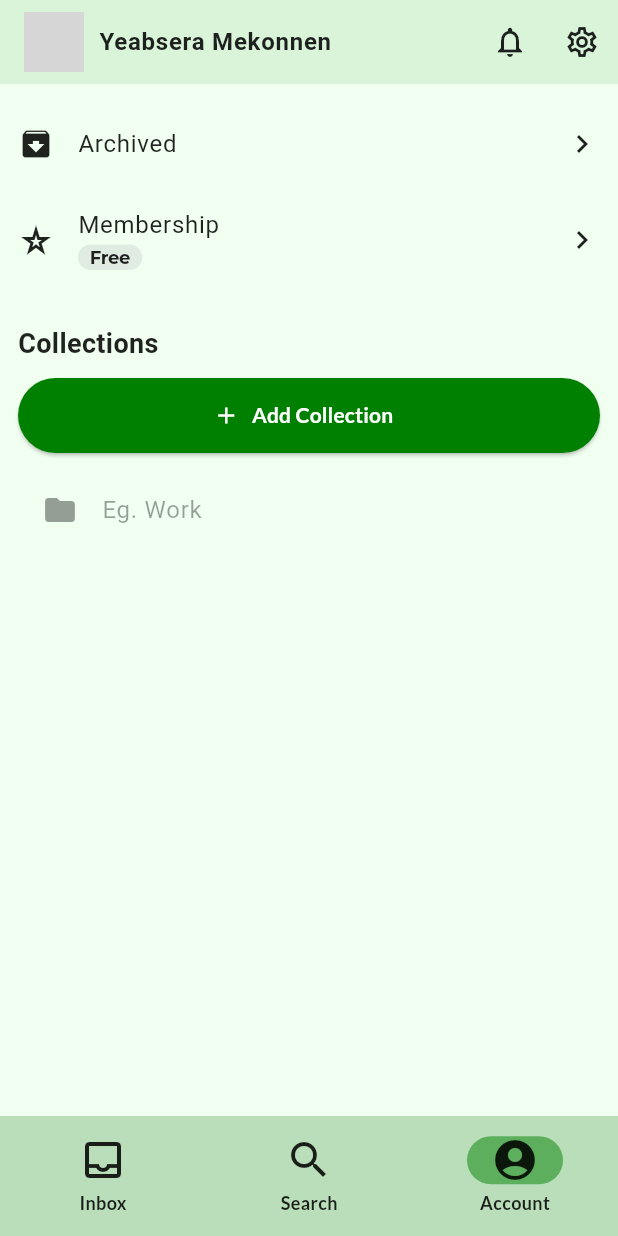
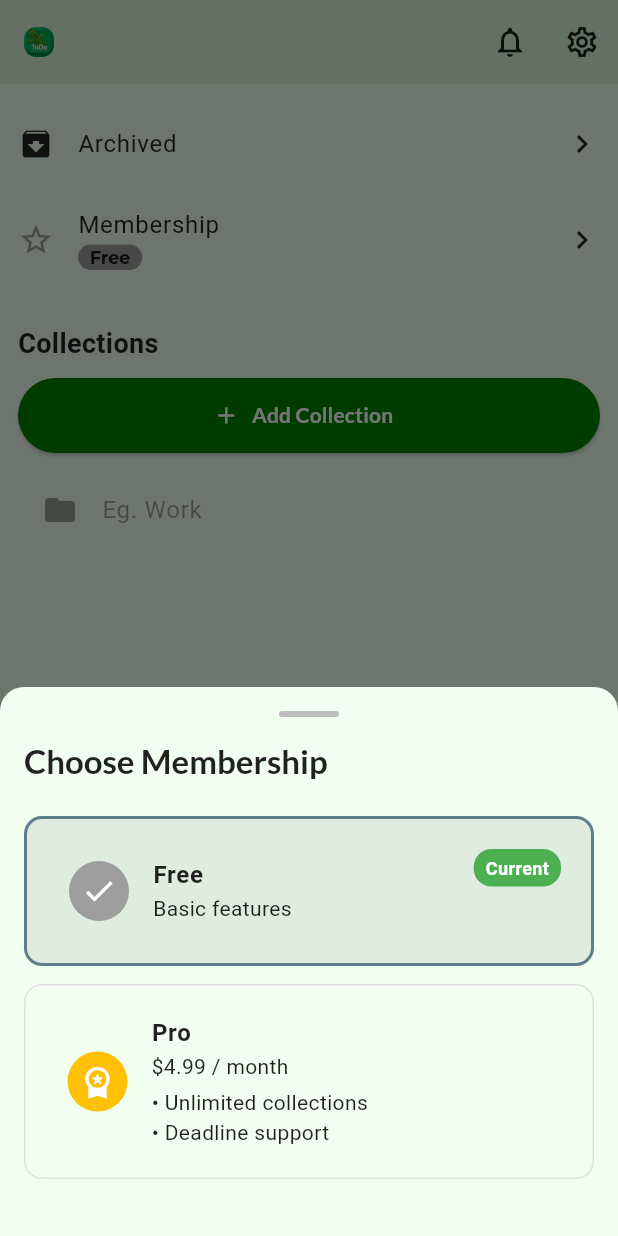
Before and after one commit to mpoint1920-lang/flutter-test-task, a Flutter app: the screen it shows after launch, item 3 of the bottom bar chosen, after a tap on "Membership", on a phone screen of 412 x 824 dp. Run offline on Flutter 3.47's test engine with Material 3 defaults, Android fonts, the phone set to English and light mode, and no system bars; our stand-ins replace cached_network_image, flutter_slidable, flutter_svg, get, get_storage, google_fonts and 2 more; network calls fail; project files that could hold a hidden picture were left out; grey boxes are pictures that could not be loaded.

Commit message:
Add account management features: implement Account model, storage service methods for account info, and integrate with UI components

```diff
--- /dev/null
+++ b/lib/controllers/account_controller.dart
@@ -0,0 +1,163 @@
+import 'package:flutter/material.dart';
+import 'package:get/get.dart';
+import 'package:todo_test_task/services/storage_service.dart';
+import '../models/account.dart';
+
+class AccountController extends GetxController {
+  AccountController({required this.storageService});
+
+  final StorageService storageService;
+
+  @override
+  void onInit() {
+    super.onInit();
+    accountInfo.value = storageService.getAccount();
+  }
+
+  final Rx<Account?> accountInfo = Rx<Account?>(
+    Account(
+      id: 1,
+      name: 'Yeabsera Mekonnen',
+      profilePic: 'https://avatars.githubusercontent.com/u/88554326?v=4',
+      createdAt: DateTime.now(),
+    ),
+  );
+
+  bool get isPro => accountInfo.value?.membership == Membership.pro;
+
+  /// Update membership
+  Future<void> updateMembership(Membership membership) async {
+    final current = accountInfo.value;
+    if (current != null) {
+      accountInfo.value = current.copyWith(membership: membership);
+      await storageService.saveAccount(accountInfo.value!);
+    }
+  }
+
+  void openSubscriptionSheet() {
+    Get.bottomSheet(
+      Container(
+        padding: const EdgeInsets.all(16),
+        decoration: BoxDecoration(
+          color: Get.theme.scaffoldBackgroundColor,
+          borderRadius: const BorderRadius.only(
+            topLeft: Radius.circular(16),
+            topRight: Radius.circular(16),
+          ),
+        ),
+        child: Column(
+          mainAxisSize: MainAxisSize.min,
+          crossAxisAlignment: CrossAxisAlignment.start,
+          children: [
+            // Grab handle
+            Center(
+              child: Container(
+                width: 40,
+                height: 4,
+                margin: const EdgeInsets.only(bottom: 16),
+                decoration: BoxDecoration(
+                  color: Colors.grey[400],
+                  borderRadius: BorderRadius.circular(2),
+                ),
+              ),
+            ),
+            Text(
+              'Choose Membership',
+              style: Get.textTheme.titleLarge
+                  ?.copyWith(fontWeight: FontWeight.bold),
+            ),
+            const SizedBox(height: 16),
+            Obx(() {
+              final currentMembership =
+                  accountInfo.value?.membership ?? Membership.free;
+
+              return Column(
+                children: Membership.values.map((membership) {
+                  final isSelected = currentMembership == membership;
+                  final isPro = membership == Membership.pro;
+
+                  return Container(
+                    margin: const EdgeInsets.symmetric(vertical: 6),
+                    padding: const EdgeInsets.all(12),
+                    decoration: BoxDecoration(
+                      color: isSelected
+                          ? (isPro
+                              ? Colors.amber.withOpacity(0.2)
+                              : Colors.grey.withOpacity(0.2))
+                          : Colors.transparent,
+                      borderRadius: BorderRadius.circular(12),
+                      border: Border.all(
+                        color: isSelected
+                            ? (isPro ? Colors.amber : Colors.blueGrey)
+                            : Colors.grey.shade300,
+                        width: isSelected ? 2 : 1,
+                      ),
+                    ),
+                    child: Stack(
+                      children: [
+                        ListTile(
+                          leading: CircleAvatar(
+                            backgroundColor: membership.color,
+                            child: isSelected
+                                ? const Icon(Icons.check, color: Colors.white)
+                                : Icon(
+                                    isPro
+                                        ? Icons.workspace_premium
+                                        : Icons.star_border,
+                                    color: Colors.white),
+                          ),
+                          title: Text(
+                            membership.label,
+                            style: const TextStyle(fontWeight: FontWeight.bold),
+                          ),
+                          subtitle: isPro
+                              ? const Column(
+                                  crossAxisAlignment: CrossAxisAlignment.start,
+                                  children: [
+                                    Text('\$4.99 / month'),
+                                    SizedBox(height: 4),
+                                    Text('• Unlimited collections'),
+                                    Text('• Deadline support'),
+                                  ],
+                                )
+                              : const Text('Basic features'),
+                          onTap: () {
+                            updateMembership(membership);
+                            Get.back();
+                          },
+                        ),
+                        if (isSelected)
+                          Positioned(
+                            top: 8,
+                            right: 8,
+                            child: Container(
+                              padding: const EdgeInsets.symmetric(
+                                  horizontal: 8, vertical: 4),
+                              decoration: BoxDecoration(
+                                color: Colors.green,
+                                borderRadius: BorderRadius.circular(12),
+                              ),
+                              child: const Text(
+                                'Current',
+                                style: TextStyle(
+                                  color: Colors.white,
+                                  fontSize: 12,
+                                  fontWeight: FontWeight.bold,
+                                ),
+                              ),
+                            ),
+                          ),
+                      ],
+                    ),
+                  );
+                }).toList(),
+              );
+            }),
+            const SizedBox(height: 16),
+          ],
+        ),
+      ),
+      isScrollControlled: true,
+    );
+  }
+}
--- a/lib/controllers/bindings.dart
+++ b/lib/controllers/bindings.dart
@@ -24,7 +24,7 @@
         },
       ),
     );
-    Get.lazyPut<StorageService>(() => StorageService());
+
     Get.lazyPut<TodoService>(() => TodoService(apiService: Get.find()));
     Get.lazyPut<TodoController>(
       () => TodoController(
--- a/lib/main.dart
+++ b/lib/main.dart
@@ -1,7 +1,9 @@
 import 'package:flutter/material.dart';
 import 'package:get/get.dart';
 import 'package:get_storage/get_storage.dart';
+import 'package:todo_test_task/controllers/account_controller.dart';
 import 'package:todo_test_task/controllers/ui_controller.dart';
+import 'package:todo_test_task/services/storage_service.dart';
 import 'package:todo_test_task/theme/theme.dart';
 import 'routes.dart';
 
@@ -10,6 +12,8 @@
 
   await GetStorage.init();
   Get.put(UiController());
+  Get.put(StorageService());
+  Get.put(AccountController(storageService: Get.find()));
 
   runApp(const TodoTestApp());
 }
--- /dev/null
+++ b/lib/models/account.dart
@@ -0,0 +1,101 @@
+import 'package:flutter/material.dart';
+import 'package:todo_test_task/theme/color_palettes.dart';
+
+enum Membership {
+  free,
+  pro,
+}
+
+extension MembershipX on Membership {
+  String get label {
+    switch (this) {
+      case Membership.free:
+        return 'Free';
+      case Membership.pro:
+        return 'Pro';
+    }
+  }
+
+  Color get color {
+    switch (this) {
+      case Membership.free:
+        return Colors.grey;
+      case Membership.pro:
+        return ColorPalettes.premiumColor;
+    }
+  }
+
+  IconData get icon {
+    switch (this) {
+      case Membership.free:
+        return Icons.star_border;
+      case Membership.pro:
+        return Icons.workspace_premium;
+    }
+  }
+
+  // Optional: badge background color (lighter variant)
+  Color get backgroundColor {
+    switch (this) {
+      case Membership.free:
+        return Colors.grey.shade200;
+      case Membership.pro:
+        return Colors.amber.shade100;
+    }
+  }
+}
+
+class Account {
+  final int id;
+  final String name;
+  final String? profilePic;
+  final Membership membership;
+  final DateTime createdAt;
+
+  const Account({
+    required this.id,
+    required this.name,
+    this.profilePic,
+    this.membership = Membership.free,
+    required this.createdAt,
+  });
+
+  Account copyWith({
+    int? id,
+    String? name,
+    String? profilePic,
+    Membership? membership,
+    DateTime? createdAt,
+  }) {
+    return Account(
+      id: id ?? this.id,
+      name: name ?? this.name,
+      profilePic: profilePic ?? this.profilePic,
+      membership: membership ?? this.membership,
+      createdAt: createdAt ?? this.createdAt,
+    );
+  }
+
+  factory Account.fromJson(Map<String, dynamic> json) {
+    return Account(
+      id: json['id'] as int,
+      name: json['name'] as String,
+      profilePic: json['profilePic'] as String?,
+      membership: Membership.values.firstWhere(
+        (e) => e.toString() == 'Membership.${json['membership']}',
+        orElse: () => Membership.free,
+      ),
+      createdAt: DateTime.parse(json['createdAt'] as String),
+    );
+  }
+
+  Map<String, dynamic> toJson() {
+    return {
+      'id': id,
+      'name': name,
+      'profilePic': profilePic,
+      'membership': membership.name,
+      'createdAt': createdAt.toIso8601String(),
+    };
+  }
+}
--- a/lib/services/storage_service.dart
+++ b/lib/services/storage_service.dart
@@ -1,19 +1,19 @@
 import 'package:get_storage/get_storage.dart';
 import '../models/todo.dart';
+import '../models/account.dart';
 
 class StorageService {
   final GetStorage _box = GetStorage();
 
-  // Save a list of lists to local storage
+  /// Save a list of string items under a key
   Future<void> saveList({
     required String key,
     required List<String> items,
   }) async {
-    final List<String> data = items.map((todo) => todo).toList();
-    await _box.write(key, data);
+    await _box.write(key, items);
   }
 
-  // Retrieve a list of lists from local storage
+  /// Retrieve a list of string items from a key
   List<String> getLists({
     required String key,
   }) {
@@ -24,17 +24,16 @@
     return [];
   }
 
-  // Save a list of todos to local storage
+  /// Save a list of Todo objects
   Future<void> saveTodos({
     required String key,
     required List<Todo> todos,
   }) async {
-    final List<Map<String, dynamic>> data =
-        todos.map((todo) => todo.toJson()).toList();
+    final data = todos.map((todo) => todo.toJson()).toList();
     await _box.write(key, data);
   }
 
-  // Retrieve a list of todos from local storage
+  /// Retrieve a list of Todo objects
   List<Todo> getTodos({
     required String key,
   }) {
@@ -46,4 +45,23 @@
     }
     return [];
   }
+
+  /// Save account info
+  Future<void> saveAccount(Account account) async {
+    await _box.write('account_info', account.toJson());
+  }
+
+  /// Retrieve account info
+  Account? getAccount() {
+    final data = _box.read<Map<String, dynamic>>('account_info');
+    if (data != null) {
+      return Account.fromJson(data);
+    }
+    return null;
+  }
+
+  /// Clear account info (optional)
+  Future<void> clearAccount() async {
+    await _box.remove('account_info');
+  }
 }
--- a/lib/theme/color_palettes.dart
+++ b/lib/theme/color_palettes.dart
@@ -24,4 +24,5 @@
   static const Color disabledColor = Color.fromARGB(255, 185, 187, 189);
 
   static const Color errorColor = Color(0xFFB00020);
+  static const Color premiumColor = Colors.amber;
 }
--- a/lib/views/account/account_page.dart
+++ b/lib/views/account/account_page.dart
@@ -1,9 +1,12 @@
 import 'package:flutter/material.dart';
 import 'package:get/get.dart';
+import 'package:todo_test_task/controllers/account_controller.dart';
 import 'package:todo_test_task/controllers/todo_controller.dart';
 import 'package:todo_test_task/helpers/ui_helpers.dart';
+import 'package:todo_test_task/models/account.dart';
 import 'package:todo_test_task/routes.dart';
 import 'package:todo_test_task/theme/color_palettes.dart';
+import 'package:todo_test_task/widgets/app_network_image.dart';
 import 'package:todo_test_task/widgets/widgets.dart';
 
 class AccountPage extends StatelessWidget {
@@ -14,27 +17,27 @@
     final theme = Theme.of(context);
     final colorScheme = theme.colorScheme;
 
+    final accountCtrl = Get.find<AccountController>();
     final todoCtrl = Get.find<TodoController>();
 
     return Scaffold(
       appBar: AppBar(
-        title: Row(
+        title: Obx(() => Row(
               children: [
-            const CircleAvatar(
-              radius: 20,
-              backgroundImage: NetworkImage(
-                'https://avatars.githubusercontent.com/u/88554326?v=4',
-              ),
+                CachedImage(
+                  width: 20,
+                  height: 20,
+                  url: accountCtrl.accountInfo.value?.profilePic,
                 ),
                 const SizedBox(width: 10),
                 Text(
-              'Yeabsera Mekonnen',
+                  accountCtrl.accountInfo.value?.name ?? '',
                   style: Theme.of(context).textTheme.bodyLarge!.copyWith(
                         fontWeight: FontWeight.bold,
                       ),
                 ),
               ],
-        ),
+            )),
         actions: [
           IconButton(
             icon: const Icon(Icons.notifications_outlined),
@@ -64,19 +67,27 @@
               },
               trailing: const Icon(Icons.chevron_right),
             ),
-            ListTile(
+            Obx(
+              () {
+                final membership = accountCtrl.accountInfo.value?.membership ??
+                    Membership.free;
+                return ListTile(
                   contentPadding: EdgeInsets.zero,
-              leading: const Icon(Icons.star_border_purple500),
+                  leading: Icon(
+                    membership.icon,
+                    color: membership.color,
+                  ),
                   title: const Text('Membership'),
-              subtitle: const AppChip(
-                title: 'Free',
-                bgColor: ColorPalettes.disabledColor,
+                  subtitle: AppChip(
+                    title: membership.label,
+                    bgColor: membership.color,
                   ),
-              onTap: () {
-                // Open bottomsheet for membership
+                  onTap: () => accountCtrl.openSubscriptionSheet(),
+                  trailing: const Icon(Icons.chevron_right),
+                );
               },
-              trailing: const Icon(Icons.chevron_right),
             ),
+
             const SizedBox(height: 20),
             const Text(
               'Collections',
--- a/lib/widgets/app_chip.dart
+++ b/lib/widgets/app_chip.dart
@@ -20,7 +20,7 @@
           onTap: onTap,
           child: Container(
             decoration: BoxDecoration(
-              color: bgColor?.withValues(alpha: 0.3),
+              color: bgColor,
               borderRadius: BorderRadius.circular(12),
             ),
             child: Padding(
--- /dev/null
+++ b/lib/widgets/app_network_image.dart
@@ -0,0 +1,48 @@
+import 'package:cached_network_image/cached_network_image.dart';
+import 'package:flutter/material.dart';
+
+class CachedImage extends StatelessWidget {
+  final String? url;
+  final double? width;
+  final double? height;
+  final double borderRadius;
+  final BoxFit fit;
+
+  const CachedImage({
+    super.key,
+    required this.url,
+    this.width,
+    this.height,
+    this.borderRadius = 8.0,
+    this.fit = BoxFit.cover,
+  });
+
+  @override
+  Widget build(BuildContext context) {
+    final placeholder = Image.asset(
+      'assets/logo_placeholder.png',
+      width: width,
+      height: height,
+      fit: fit,
+    );
+
+    if (url == null || url!.isEmpty) {
+      return ClipRRect(
+        borderRadius: BorderRadius.circular(borderRadius),
+        child: placeholder,
+      );
+    }
+
+    return ClipRRect(
+      borderRadius: BorderRadius.circular(borderRadius),
+      child: CachedNetworkImage(
+        imageUrl: url!,
+        width: width,
+        height: height,
+        fit: fit,
+        placeholder: (_, __) => placeholder,
+        errorWidget: (_, __, ___) => placeholder,
+      ),
+    );
+  }
+}
--- /dev/null
+++ b/lib/widgets/pro_feature_wrapper.dart
@@ -0,0 +1,45 @@
+import 'package:flutter/material.dart';
+import 'package:get/get.dart';
+import 'package:todo_test_task/controllers/account_controller.dart';
+import 'package:todo_test_task/models/account.dart';
+
+class ProFeatureWrapper extends GetView<AccountController> {
+  const ProFeatureWrapper({
+    required this.child,
+    super.key,
+  });
+
+  final Widget child;
+
+  @override
+  Widget build(BuildContext context) {
+    if (controller.isPro) return child;
+    return Stack(
+      clipBehavior: Clip.none,
+      children: [
+        Row(
+          children: [
+            Expanded(child: child),
+          ],
+        ),
+        Positioned(
+          top: -5,
+          right: -5,
+          child: Container(
+            decoration: BoxDecoration(
+              color: Membership.pro.color,
+              borderRadius: BorderRadius.circular(100),
+            ),
+            child: Padding(
+              padding: const EdgeInsets.all(2.0),
+              child: Icon(
+                Membership.pro.icon,
+                // color: Membership.pro.color,
+              ),
+            ),
+          ),
+        )
+      ],
+    );
+  }
+}
--- a/lib/widgets/todo_detail_sheet.dart
+++ b/lib/widgets/todo_detail_sheet.dart
@@ -2,10 +2,14 @@
 import 'package:flutter_slidable/flutter_slidable.dart';
 import 'package:get/get.dart';
 import 'package:todo_test_task/common/common.dart';
+import 'package:todo_test_task/controllers/account_controller.dart';
 import 'package:todo_test_task/controllers/todo_controller.dart';
 import 'package:todo_test_task/helpers/helpers.dart';
+import 'package:todo_test_task/models/account.dart';
 import 'package:todo_test_task/models/todo.dart';
 import 'package:todo_test_task/theme/color_palettes.dart';
+import 'package:todo_test_task/widgets/pro_feature_wrapper.dart';
+import 'package:todo_test_task/widgets/widgets.dart';
 
 class TodoDetailSheet extends StatelessWidget {
   const TodoDetailSheet({super.key, required this.todoId});
@@ -14,6 +18,7 @@
   @override
   Widget build(BuildContext context) {
     final TodoController controller = Get.find<TodoController>();
+    final accountCtrl = Get.find<AccountController>();
 
     final theme = Theme.of(context);
     final colorScheme = theme.colorScheme;
@@ -103,43 +108,9 @@
                 const SizedBox(height: 16),
 
                 // Deadline Picker
+
                 Row(
                   children: [
-                    Expanded(
-                      child: TextButton.icon(
-                        style: ButtonStyle(
-                          backgroundColor: MaterialStateProperty.all(
-                              Colors.red.shade100), // reddish background
-                          foregroundColor:
-                              MaterialStateProperty.all(Colors.red.shade800),
-                          shape: MaterialStateProperty.all(
-                            RoundedRectangleBorder(
-                              borderRadius: BorderRadius.circular(8),
-                            ),
-                          ),
-                        ),
-                        icon: const Icon(Icons.calendar_today),
-                        onPressed: () async {
-                          final picked = await showDatePicker(
-                            context: context,
-                            initialDate: todo.deadline ?? DateTime.now(),
-                            firstDate:
-                                DateTime.now().add(const Duration(minutes: 1)),
-                            lastDate: DateTime(2100),
-                          );
-                          if (picked != null) {
-                            controller.updateDeadline(todo.id, picked);
-                          }
-                        },
-                        label: Text(
-                          todo.deadline != null
-                              ? 'Deadline: ${todo.deadline!.toLocal().toString().split(' ')[0]}'
-                              : 'Set Deadline',
-                          overflow: TextOverflow.ellipsis,
-                        ),
-                      ),
-                    ),
-                    const SizedBox(width: 8),
                     Expanded(
                       child: TextButton.icon(
                         style: ButtonStyle(
@@ -184,6 +155,48 @@
                             ),
                           );
                         },
+                      ),
+                    ),
+                    const SizedBox(width: 8),
+                    Expanded(
+                      child: ProFeatureWrapper(
+                        child: TextButton.icon(
+                          style: ButtonStyle(
+                            backgroundColor: MaterialStateProperty.all(
+                                Colors.red.shade100), // reddish background
+                            foregroundColor:
+                                MaterialStateProperty.all(Colors.red.shade800),
+                            shape: MaterialStateProperty.all(
+                              RoundedRectangleBorder(
+                                borderRadius: BorderRadius.circular(8),
+                              ),
+                            ),
+                          ),
+                          icon: const Icon(Icons.calendar_today),
+                          onPressed: () async {
+                            if (!accountCtrl.isPro) {
+                              accountCtrl.openSubscriptionSheet();
+                              return;
+                            }
+
+                            final picked = await showDatePicker(
+                              context: context,
+                              initialDate: todo.deadline ?? DateTime.now(),
+                              firstDate: DateTime.now()
+                                  .add(const Duration(minutes: 1)),
+                              lastDate: DateTime(2100),
+                            );
+                            if (picked != null) {
+                              controller.updateDeadline(todo.id, picked);
+                            }
+                          },
+                          label: Text(
+                            todo.deadline != null
+                                ? 'Deadline: ${todo.deadline!.toLocal().toString().split(' ')[0]}'
+                                : 'Set Deadline',
+                            overflow: TextOverflow.ellipsis,
+                          ),
+                        ),
                       ),
                     ),
                   ],
--- a/pubspec.yaml
+++ b/pubspec.yaml
@@ -21,6 +21,7 @@
   get_storage: ^2.1.1
   flutter_slidable: ^4.0.0
   intl: ^0.20.2
+  cached_network_image: ^3.4.1
 
 dev_dependencies:
   flutter_test:
```
Also changed, not shown: assets/logo_placeholder.png (added), pubspec.lock. Lines whose indentation alone changed are shown as unchanged.
